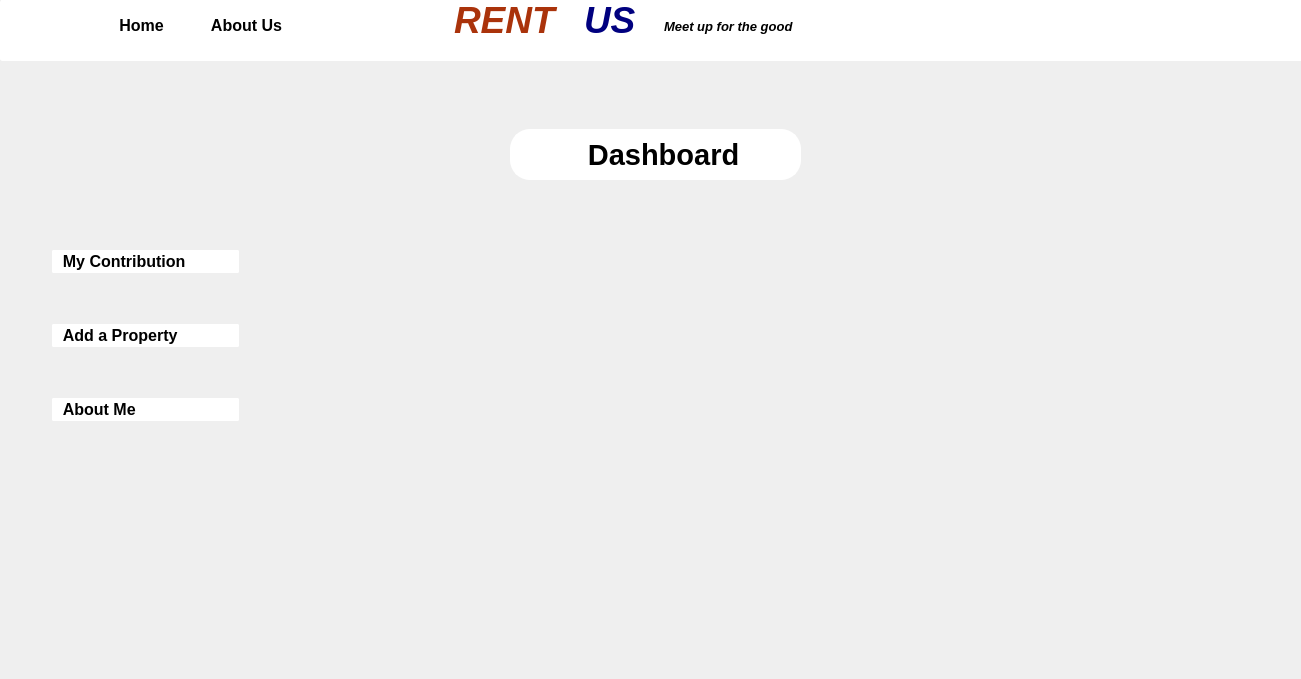
Before: the Qt Designer form dashboard.ui in kausik10/RentUs, drawn with Qt 5.
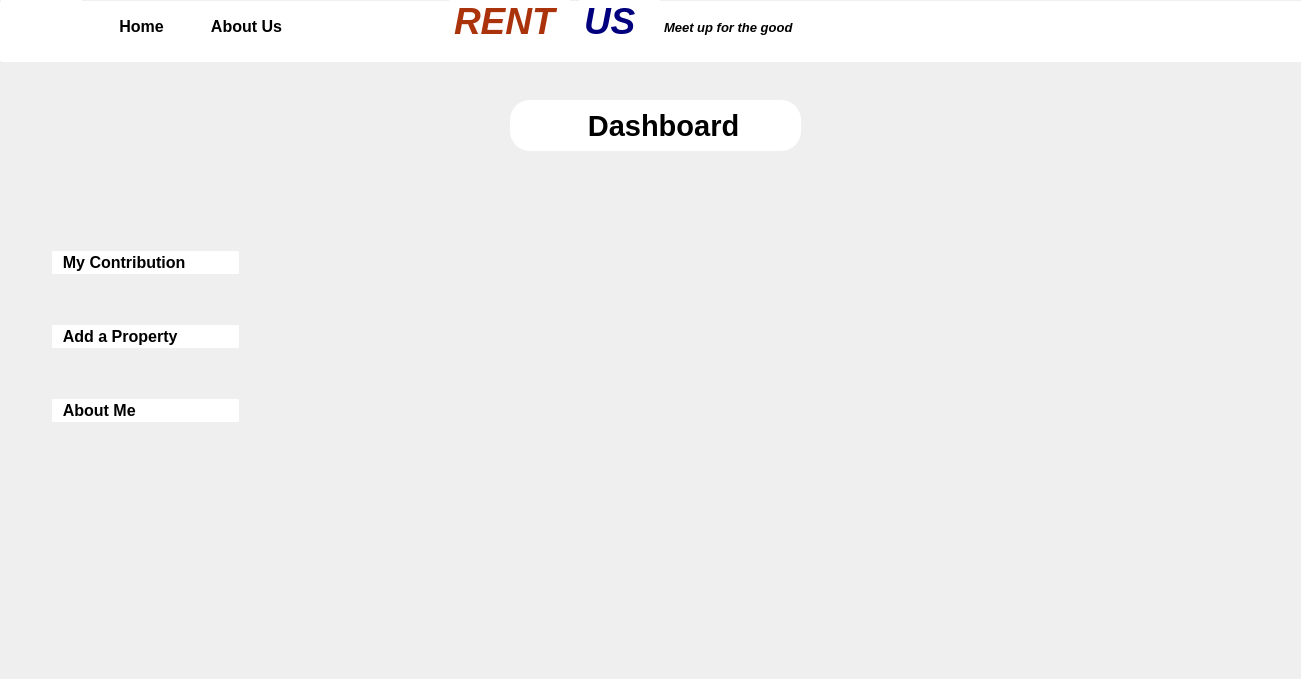
After: the same form once the commit is applied. Icons and pictures are not drawn.

```diff
--- a/dashboard.ui
+++ b/dashboard.ui
@@ -50,7 +50,7 @@
    <property name="geometry">
     <rect>
      <x>0</x>
-     <y>-1</y>
+     <y>0</y>
      <width>1301</width>
      <height>661</height>
     </rect>
@@ -435,7 +435,7 @@
      <property name="geometry">
       <rect>
        <x>510</x>
-       <y>130</y>
+       <y>100</y>
        <width>291</width>
        <height>51</height>
       </rect>
```
